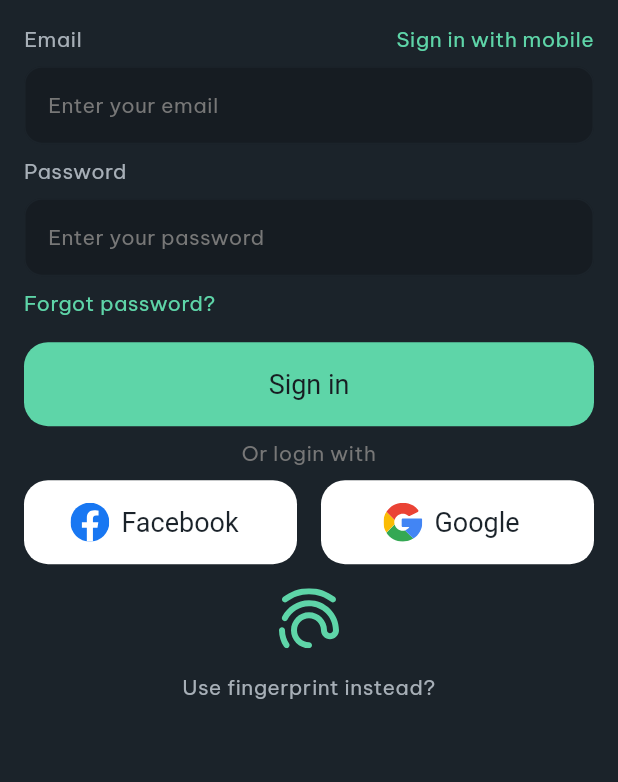
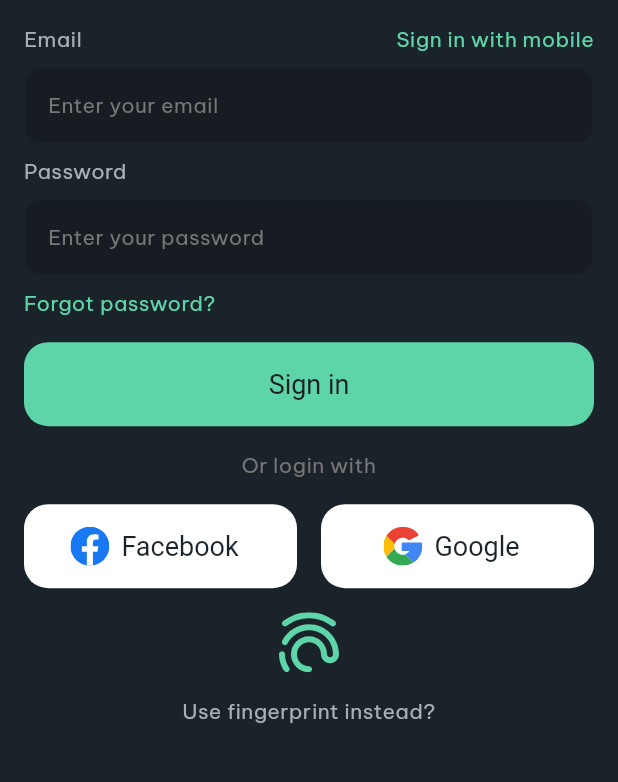
Before and after one commit to NjckEnder/TitansCrypto, a Flutter app: the AuthView screen opened by its route, after a tap on "Sign in", after a tap on "Sign up", on a phone screen of 412 x 824 dp, the part 239-1021 px from its top. Run offline on Flutter 3.47's test engine with Material 2 defaults, Android fonts, the phone set to English and light mode, and no system bars; our stand-ins replace equatable, flutter_bloc, flutter_svg, google_fonts, smooth_page_indicator.

Commit message:
done sign up view

```diff
--- a/lib/app/features/auth/auth_view.dart
+++ b/lib/app/features/auth/auth_view.dart
@@ -1,7 +1,7 @@
 import 'package:flutter/material.dart';
 import 'package:flutter_bloc/flutter_bloc.dart';
 import 'package:titans_crypto/app/features/auth/bloc/auth_blocs.dart';
-import 'package:titans_crypto/app/features/auth/button_auth.dart';
+import 'package:titans_crypto/app/features/auth/widgets/button_auth.dart';
 import 'package:titans_crypto/app/features/auth/sign_in/view/sign_in_view.dart';
 import 'package:titans_crypto/app/features/auth/sign_up/view/sign_up_view.dart';
 import 'package:titans_crypto/app/widgets/app_widgets.dart';
--- /dev/null
+++ b/lib/app/features/auth/sign_in/bloc/sign_in_blocs.dart
@@ -0,0 +1,4 @@
+library sign_in_blocs;
+
+part 'sign_in_events.dart';
+part 'sign_in_states.dart';
--- /dev/null
+++ b/lib/app/features/auth/sign_in/bloc/sign_in_events.dart
@@ -0,0 +1 @@
+part of sign_in_blocs;
--- /dev/null
+++ b/lib/app/features/auth/sign_in/bloc/sign_in_states.dart
@@ -0,0 +1 @@
+part of sign_in_blocs;
--- a/lib/app/features/auth/sign_in/view/sign_in_view.dart
+++ b/lib/app/features/auth/sign_in/view/sign_in_view.dart
@@ -1,21 +1,29 @@
+library sign_in_view;
+
 import 'package:flutter/material.dart';
-import 'package:titans_crypto/app/features/auth/sign_in/view/sign_in_social_row.dart';
 import 'package:titans_crypto/app/widgets/app_widgets.dart';
 import 'package:titans_crypto/theme/config/theme_data.dart';
+
+part '../../widgets/sign_in_social_row.dart';
+part '../../widgets/sign_in_social_button.dart';
 
 class SignInView extends StatelessWidget {
   const SignInView({super.key});
 
   @override
   Widget build(BuildContext context) {
-    return Column(crossAxisAlignment: CrossAxisAlignment.start, children: [
+    return Column(
+      crossAxisAlignment: CrossAxisAlignment.start,
+      children: [
         const AppPadding(
             padding: AppEdgeInsets.symmetric(vertical: AppGapSize.medium),
             child: AppText.headlineLarge(
               text: 'Sign in',
               color: ThemeColors.textColor1,
             )),
-      Row(mainAxisAlignment: MainAxisAlignment.spaceBetween, children: const [
+        Row(
+          mainAxisAlignment: MainAxisAlignment.spaceBetween,
+          children: const [
             AppText.bodyMedium(
               text: 'Email',
               color: ThemeColors.textColor2,
@@ -23,7 +31,8 @@ class SignInView extends StatelessWidget {
             AppText.bodyMedium(
               text: 'Sign in with mobile',
             )
-      ]),
+          ],
+        ),
         AppPadding(
             padding: const AppEdgeInsets.symmetric(vertical: AppGapSize.small),
             child: AppTextFormField.email(
@@ -48,7 +57,7 @@ class SignInView extends StatelessWidget {
               onPressed: () {},
             )),
         const AppPadding(
-          padding: AppEdgeInsets.symmetric(vertical: AppGapSize.small),
+            padding: AppEdgeInsets.symmetric(vertical: AppGapSize.medium),
             child: Center(
                 child: AppText.bodyMedium(
               text: 'Or login with ',
@@ -63,6 +72,7 @@ class SignInView extends StatelessWidget {
           text: 'Use fingerprint instead?',
           color: ThemeColors.textColor2,
         ))
-    ]);
+      ],
+    );
   }
 }
--- a/lib/app/features/auth/sign_up/view/sign_up_view.dart
+++ b/lib/app/features/auth/sign_up/view/sign_up_view.dart
@@ -1,10 +1,65 @@
 import 'package:flutter/material.dart';
+import 'package:titans_crypto/app/features/auth/sign_in/view/sign_in_view.dart';
+import 'package:titans_crypto/app/widgets/app_widgets.dart';
+import 'package:titans_crypto/theme/config/theme_data.dart';
 
 class SignUpView extends StatelessWidget {
   const SignUpView({super.key});
 
   @override
   Widget build(BuildContext context) {
-    return const Center(child: Text('Sign Up View'));
+    return Column(
+      crossAxisAlignment: CrossAxisAlignment.start,
+      children: [
+        const AppPadding(
+            padding: AppEdgeInsets.symmetric(vertical: AppGapSize.medium),
+            child: AppText.headlineLarge(
+              text: 'Sign up',
+              color: ThemeColors.textColor1,
+            )),
+        Row(
+          mainAxisAlignment: MainAxisAlignment.spaceBetween,
+          children: const [
+            AppText.bodyMedium(
+              text: 'Email',
+              color: ThemeColors.textColor2,
+            ),
+            AppText.bodyMedium(
+              text: 'Register with mobile',
+            )
+          ],
+        ),
+        AppPadding(
+            padding: const AppEdgeInsets.symmetric(vertical: AppGapSize.small),
+            child: AppTextFormField.email(
+              hintText: 'Please enter email',
+              controller: TextEditingController(),
+            )),
+        const AppText.bodyMedium(
+          text: 'Password',
+          color: ThemeColors.textColor2,
+        ),
+        AppPadding(
+            padding: const AppEdgeInsets.symmetric(vertical: AppGapSize.small),
+            child: AppTextFormField.password(
+              hintText: 'Enter your password',
+              controller: TextEditingController(),
+            )),
+        AppPadding(
+            padding: const AppEdgeInsets.only(top: AppGapSize.medium),
+            child: AppButton.max(
+              title: 'Sign in',
+              onPressed: () {},
+            )),
+        const AppPadding(
+            padding: AppEdgeInsets.symmetric(vertical: AppGapSize.medium),
+            child: Center(
+                child: AppText.bodyMedium(
+              text: 'Or login with ',
+              color: ThemeColors.textColor4,
+            ))),
+        const SignInRowButton(),
+      ],
+    );
   }
 }
--- a/lib/app/features/auth/sign_in/view/sign_in_social_button.dart
+++ b/lib/app/features/auth/widgets/sign_in_social_button.dart
@@ -1,6 +1,4 @@
-import 'package:flutter/material.dart';
-import 'package:titans_crypto/app/widgets/app_widgets.dart';
-import 'package:titans_crypto/theme/config/theme_data.dart';
+part of sign_in_view;
 
 class SignInSocialButton extends StatelessWidget {
   final String title;
--- a/lib/app/features/auth/sign_in/view/sign_in_social_row.dart
+++ b/lib/app/features/auth/widgets/sign_in_social_row.dart
@@ -1,6 +1,4 @@
-import 'package:flutter/material.dart';
-import 'package:titans_crypto/app/features/auth/sign_in/view/sign_in_social_button.dart';
-import 'package:titans_crypto/app/widgets/app_widgets.dart';
+part of sign_in_view;
 
 class SignInRowButton extends StatelessWidget {
   const SignInRowButton({super.key});
```
Also changed, not shown: lib/app/features/auth/widgets/button_auth.dart (renamed from lib/app/features/auth/button_auth.dart). Lines whose indentation alone changed are shown as unchanged.
